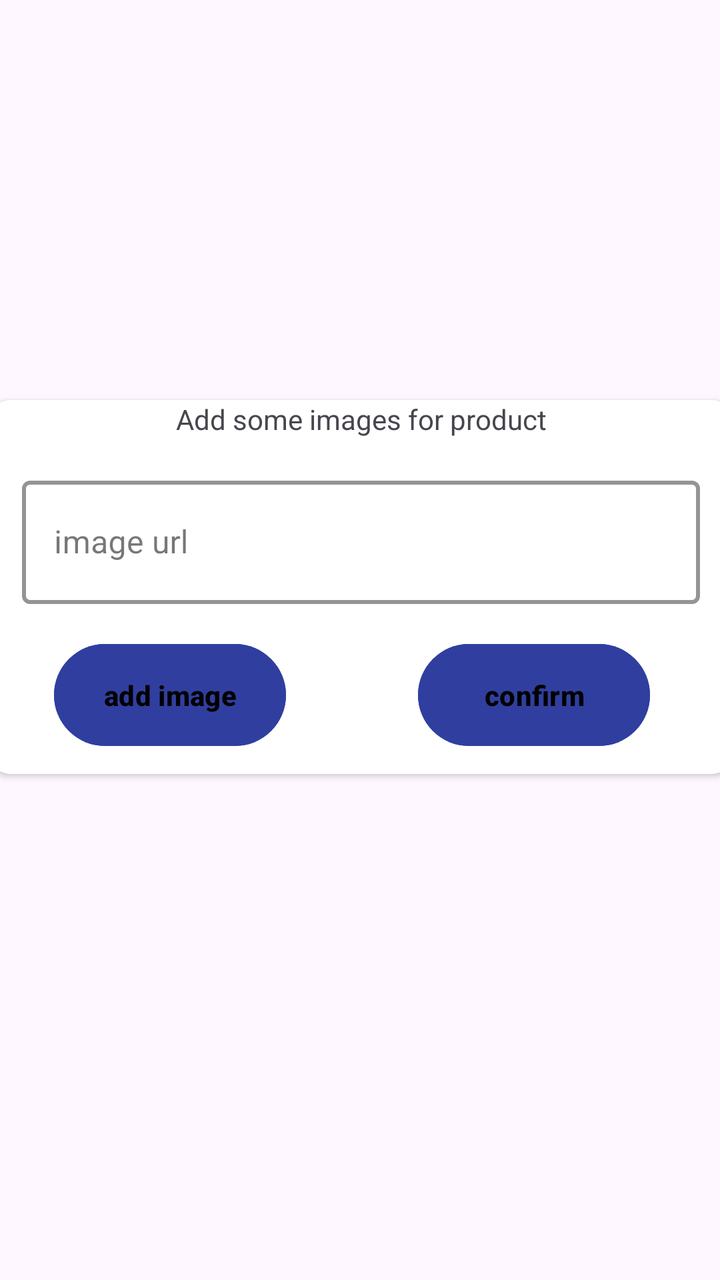
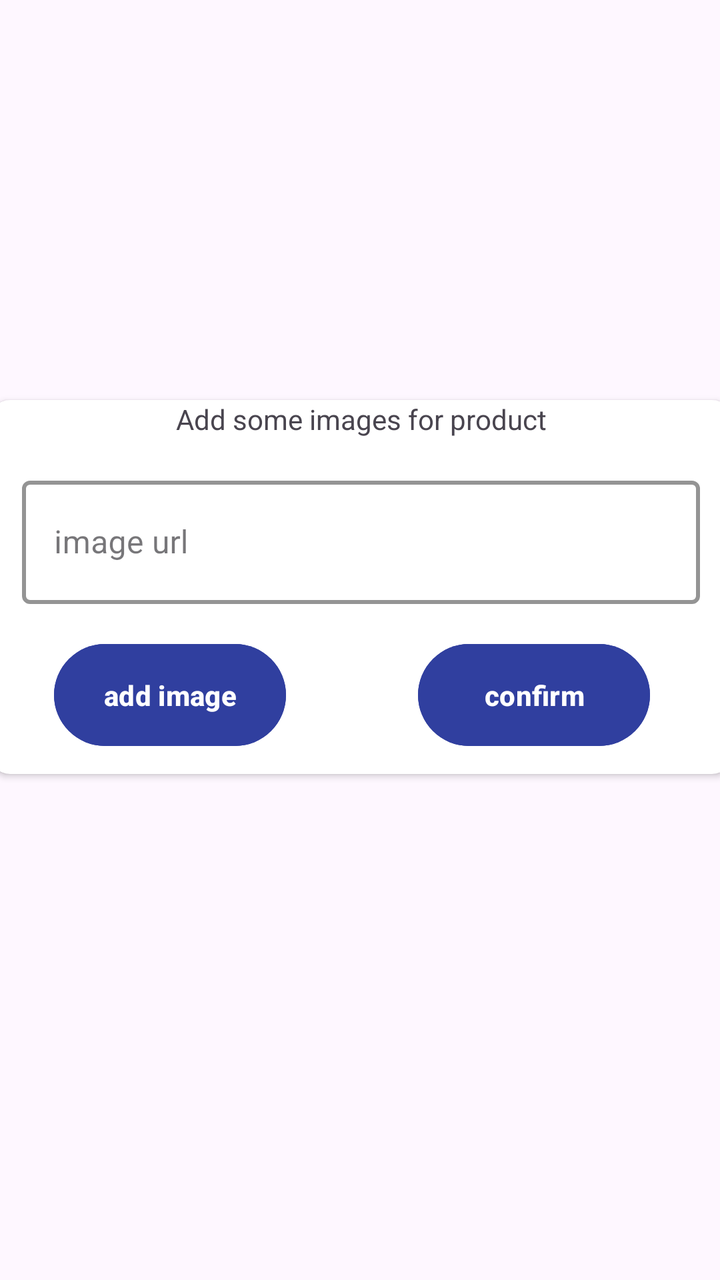

Before-and-after screenshots of an Android layout around one commit, followed by the original layout XML and the change that was made.
<!-- AndroidManifest.xml: application theme Theme.EcommerceAdmin -->
<!-- res/layout/add_images_dialog.xml -->
<?xml version="1.0" encoding="utf-8"?>
<androidx.constraintlayout.widget.ConstraintLayout xmlns:android="http://schemas.android.com/apk/res/android"
    xmlns:app="http://schemas.android.com/apk/res-auto"
    xmlns:tools="http://schemas.android.com/tools"
    android:layout_width="match_parent"
    android:layout_height="wrap_content">


    <androidx.recyclerview.widget.RecyclerView
        android:id="@+id/images_recycler_view_d"
        android:layout_width="0dp"
        android:layout_height="wrap_content"
        android:layout_margin="8dp"
        android:layout_marginTop="10dp"
        android:padding="4dp"

        app:layout_constraintEnd_toEndOf="parent"

        app:layout_constraintHorizontal_bias="1.0"
        app:layout_constraintStart_toStartOf="parent"
        app:layout_constraintTop_toTopOf="parent"
        app:spanCount="3"
        tools:listitem="@layout/img_item"
        tools:orientation="horizontal" />

    <androidx.cardview.widget.CardView
        android:id="@+id/card_view_of_image"
        android:layout_width="371dp"
        android:layout_height="187dp"
        android:layout_marginHorizontal="20dp"

        android:layout_marginTop="200dp"
        android:elevation="10dp"
        app:cardCornerRadius="10dp"
        app:layout_constraintEnd_toEndOf="parent"
        app:layout_constraintStart_toStartOf="parent"
        app:layout_constraintTop_toTopOf="parent">

        <androidx.constraintlayout.widget.ConstraintLayout
            android:id="@+id/item_constrian_deatils"
            android:layout_width="match_parent"
            android:layout_height="match_parent">


            <com.google.android.material.textfield.TextInputLayout
                android:id="@+id/imgs_input"
                style="@style/Widget.MaterialComponents.TextInputLayout.OutlinedBox.Dense"
                android:layout_width="0dp"
                android:layout_height="wrap_content"
                android:layout_margin="16dp"
                android:background="@android:color/transparent"
                android:textColor="@color/blue"
                app:boxStrokeColor="@color/amper"
                app:boxStrokeWidth="2dp"
                app:boxStrokeWidthFocused="2dp"
                app:endIconTint="@color/amper"
                app:layout_constraintEnd_toEndOf="parent"
                app:layout_constraintStart_toStartOf="parent"
                app:layout_constraintTop_toBottomOf="@+id/textView2">

                <EditText
                    android:id="@+id/imgs_text"
                    android:layout_width="match_parent"
                    android:layout_height="match_parent"
                    android:autofillHints="name"
                    android:hint="image url"
                    android:inputType="text"
                    android:padding="20dp"
                    android:singleLine="true" />
            </com.google.android.material.textfield.TextInputLayout>

            <TextView
                android:id="@+id/textView2"
                android:layout_width="wrap_content"
                android:layout_height="wrap_content"
                android:text="Add some images for product"
                app:layout_constraintEnd_toEndOf="parent"
                app:layout_constraintStart_toStartOf="parent"
                app:layout_constraintTop_toTopOf="parent" />

            <Button
                android:id="@+id/confirm_button_img"
                android:layout_width="116dp"
                android:layout_height="0dp"
                android:layout_gravity="bottom"
                android:layout_margin="16dp"
                android:layout_marginTop="16dp"
                android:backgroundTint="@color/blue2"
                android:paddingVertical="16dp"
                android:text="confirm"

                android:textStyle="bold"
                app:layout_constraintEnd_toEndOf="@+id/imgs_input"
                app:layout_constraintHorizontal_bias="0.846"
                app:layout_constraintStart_toEndOf="@+id/add_toimgslist"
                app:layout_constraintTop_toBottomOf="@+id/imgs_input" />

            <Button
                android:id="@+id/add_toimgslist"
                android:layout_width="116dp"
                android:layout_height="0dp"
                android:layout_gravity="bottom"
                android:layout_margin="16dp"
                android:layout_marginTop="12dp"
                android:backgroundTint="@color/blue2"
                android:paddingVertical="16dp"
                android:text="add image"

                android:textStyle="bold"
                app:layout_constraintStart_toStartOf="@+id/imgs_input"
                app:layout_constraintTop_toBottomOf="@+id/imgs_input" />


        </androidx.constraintlayout.widget.ConstraintLayout>
    </androidx.cardview.widget.CardView>


</androidx.constraintlayout.widget.ConstraintLayout>
<!-- res/layout/img_item.xml (included above) -->
<?xml version="1.0" encoding="utf-8"?>
<androidx.constraintlayout.widget.ConstraintLayout xmlns:android="http://schemas.android.com/apk/res/android"
    xmlns:app="http://schemas.android.com/apk/res-auto"
    android:layout_width="wrap_content"
    android:layout_height="wrap_content">


    <androidx.cardview.widget.CardView
        android:id="@+id/card_view_of_image"
        android:layout_width="wrap_content"
        android:layout_height="wrap_content"
        android:elevation="10dp"
        app:cardCornerRadius="10dp"
        app:layout_constraintStart_toStartOf="parent"
        app:layout_constraintTop_toTopOf="parent">

        <androidx.constraintlayout.widget.ConstraintLayout
            android:id="@+id/item_constrian_deatils"
            android:layout_width="match_parent"
            android:layout_height="wrap_content">

            <ImageView
                android:id="@+id/image_of_product_item"
                android:layout_width="100dp"
                android:layout_height="100dp"
                android:elevation="2dp"
                android:src="@drawable/ic_launcher_foreground"
                app:layout_constraintStart_toStartOf="parent"
                app:layout_constraintTop_toTopOf="parent" />


            <ImageView
                android:id="@+id/delete_image"
                android:layout_width="wrap_content"
                android:layout_height="wrap_content"
                android:layout_margin="4dp"
                android:padding="2dp"
                android:src="@drawable/delete_forever"
                app:layout_constraintEnd_toEndOf="parent"
                app:layout_constraintStart_toEndOf="@+id/image_of_product_item"
                app:layout_constraintTop_toTopOf="parent" />

        </androidx.constraintlayout.widget.ConstraintLayout>
    </androidx.cardview.widget.CardView>

</androidx.constraintlayout.widget.ConstraintLayout>
<!-- resources referenced by this layout -->
<resources>
  <color name="amper">#FEB054</color>
  <color name="blue">#021E50</color>
  <color name="blue2">#303F9F</color>
  <!-- drawable delete_forever (drawable) -->
  <vector xmlns:android="http://schemas.android.com/apk/res/android" android:height="24dp" android:tint="#000000" android:viewportHeight="24" android:viewportWidth="24" android:width="24dp">
        
      <path android:fillColor="@android:color/white" android:pathData="M6,19c0,1.1 0.9,2 2,2h8c1.1,0 2,-0.9 2,-2L18,7L6,7v12zM8.46,11.88l1.41,-1.41L12,12.59l2.12,-2.12 1.41,1.41L13.41,14l2.12,2.12 -1.41,1.41L12,15.41l-2.12,2.12 -1.41,-1.41L10.59,14l-2.13,-2.12zM15.5,4l-1,-1h-5l-1,1L5,4v2h14L19,4z"/>
      
  </vector>
  <!-- drawable ic_launcher_foreground (drawable) -->
  <vector xmlns:android="http://schemas.android.com/apk/res/android"
      xmlns:aapt="http://schemas.android.com/aapt"
      android:width="108dp"
      android:height="108dp"
      android:viewportWidth="108"
      android:viewportHeight="108">
      <path android:pathData="M31,63.928c0,0 6.4,-11 12.1,-13.1c7.2,-2.6 26,-1.4 26,-1.4l38.1,38.1L107,108.928l-32,-1L31,63.928z">
          <aapt:attr name="android:fillColor">
              <gradient
                  android:endX="85.84757"
                  android:endY="92.4963"
                  android:startX="42.9492"
                  android:startY="49.59793"
                  android:type="linear">
                  <item
                      android:color="#44000000"
                      android:offset="0.0" />
                  <item
                      android:color="#00000000"
                      android:offset="1.0" />
              </gradient>
          </aapt:attr>
      </path>
      <path
          android:fillColor="#FFFFFF"
          android:fillType="nonZero"
          android:pathData="M65.3,45.828l3.8,-6.6c0.2,-0.4 0.1,-0.9 -0.3,-1.1c-0.4,-0.2 -0.9,-0.1 -1.1,0.3l-3.9,6.7c-6.3,-2.8 -13.4,-2.8 -19.7,0l-3.9,-6.7c-0.2,-0.4 -0.7,-0.5 -1.1,-0.3C38.8,38.328 38.7,38.828 38.9,39.228l3.8,6.6C36.2,49.428 31.7,56.028 31,63.928h46C76.3,56.028 71.8,49.428 65.3,45.828zM43.4,57.328c-0.8,0 -1.5,-0.5 -1.8,-1.2c-0.3,-0.7 -0.1,-1.5 0.4,-2.1c0.5,-0.5 1.4,-0.7 2.1,-0.4c0.7,0.3 1.2,1 1.2,1.8C45.3,56.528 44.5,57.328 43.4,57.328L43.4,57.328zM64.6,57.328c-0.8,0 -1.5,-0.5 -1.8,-1.2s-0.1,-1.5 0.4,-2.1c0.5,-0.5 1.4,-0.7 2.1,-0.4c0.7,0.3 1.2,1 1.2,1.8C66.5,56.528 65.6,57.328 64.6,57.328L64.6,57.328z"
          android:strokeWidth="1"
          android:strokeColor="#00000000" />
  </vector>
  <style name="Theme.EcommerceAdmin" parent="Base.Theme.EcommerceAdmin" />
  <style name="Base.Theme.EcommerceAdmin" parent="Theme.Material3.DayNight.NoActionBar">
          
          
  
  
          <item name="colorPrimary">@color/blue</item>
          <item name="colorSecondary">@color/light_blue</item>
  
          <item name="colorOnPrimaryContainer">@color/amper</item>
          <item name="colorOnSecondaryContainer">@color/blue</item>
          <item name="colorPrimaryVariant">@color/light_blue</item>
          <item name="colorOnPrimary">@color/black</item>
          <item name="colorSecondaryVariant">@color/blue2</item>
          <item name="colorOnSecondary">@color/light_blue</item>
          <item name="android:statusBarColor">@color/dark_blue</item>
      </style>
  <color name="light_blue">#536DFE</color>
  <color name="black">#FF000000</color>
  <color name="dark_blue">#010C17</color>
</resources>

<!-- the commit's change to res/layout/add_images_dialog.xml (unified diff, before → after) -->
@@ -88,7 +88,7 @@
                 android:backgroundTint="@color/blue2"
                 android:paddingVertical="16dp"
                 android:text="confirm"
-
+                android:textColor="@color/white"
                 android:textStyle="bold"
                 app:layout_constraintEnd_toEndOf="@+id/imgs_input"
                 app:layout_constraintHorizontal_bias="0.846"
@@ -104,6 +104,7 @@
                 android:layout_marginTop="12dp"
                 android:backgroundTint="@color/blue2"
                 android:paddingVertical="16dp"
+                android:textColor="@color/white"
                 android:text="add image"
 
                 android:textStyle="bold"
<!-- resource entries referenced after the edit -->
@@ -3,6 +3,7 @@
   <color name="amper">#FEB054</color>
   <color name="blue">#021E50</color>
   <color name="blue2">#303F9F</color>
+  <color name="white">#FFFFFFFF</color>
   <!-- drawable delete_forever (drawable) -->
   <vector xmlns:android="http://schemas.android.com/apk/res/android" android:height="24dp" android:tint="#000000" android:viewportHeight="24" android:viewportWidth="24" android:width="24dp">
         
